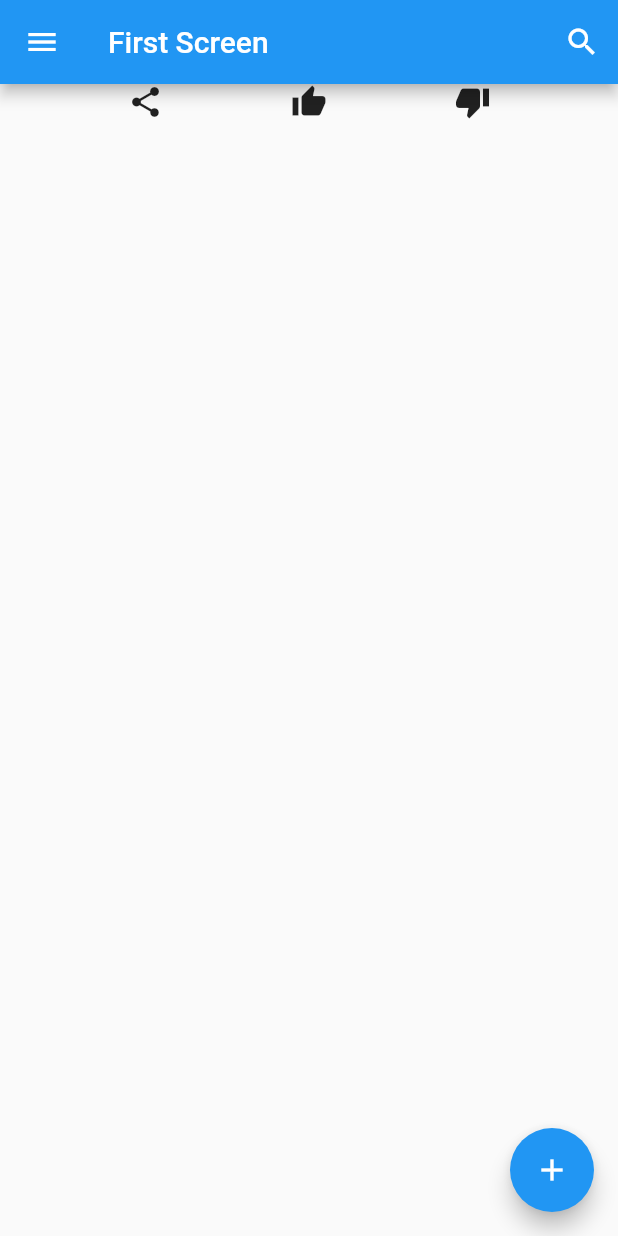
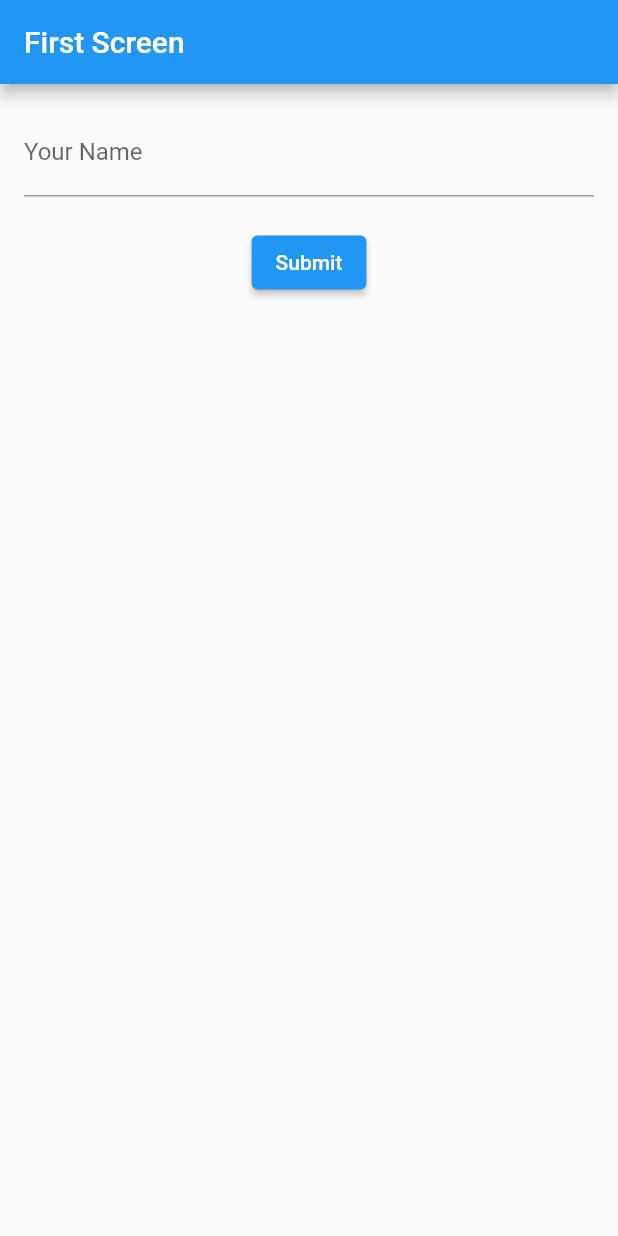
Before and after one commit to madyanes/flutter-intro-widget, a Flutter app: the screen it shows after launch, on a phone screen of 412 x 824 dp. Run offline on Flutter 3.47's test engine with Material 2 defaults, Android fonts, the phone set to English and light mode, and no system bars.

Commit message:
create OtherScreen stateful widget membuat widget stateful OtherScreen untuk menangani masukan pengguna

```diff
--- a/lib/main.dart
+++ b/lib/main.dart
@@ -12,7 +12,7 @@ class HelloWorld extends StatelessWidget {
       theme: ThemeData(
         primarySwatch: Colors.blue,
       ),
-      home: const FirstScreen(),
+      home: const OtherScreen(),
     );
   }
 }
@@ -57,3 +57,55 @@ class FirstScreen extends StatelessWidget {
     );
   }
 }
+
+class OtherScreen extends StatefulWidget {
+  const OtherScreen({Key? key}) : super(key: key);
+
+  @override
+  OtherScreenState createState() => OtherScreenState();
+}
+
+class OtherScreenState extends State<OtherScreen> {
+  String _name = '';
+
+  @override
+  Widget build(BuildContext context) {
+    return Scaffold(
+      appBar: AppBar(
+        title: const Text('First Screen'),
+      ),
+      body: Padding(
+        padding: const EdgeInsets.all(16.0),
+        child: Column(
+          children: [
+            TextField(
+              decoration: const InputDecoration(
+                hintText: 'Write your name here...',
+                labelText: 'Your Name',
+              ),
+              onChanged: (String value) {
+                setState(() {
+                  _name = value;
+                });
+              },
+            ),
+            const SizedBox(height: 20),
+            ElevatedButton(
+              child: const Text('Submit'),
+              onPressed: () {
+                showDialog(
+                  context: context,
+                  builder: (context) {
+                    return AlertDialog(
+                      content: Text('Hello, $_name'),
+                    );
+                  },
+                );
+              },
+            ),
+          ],
+        ),
+      ),
+    );
+  }
+}
```
